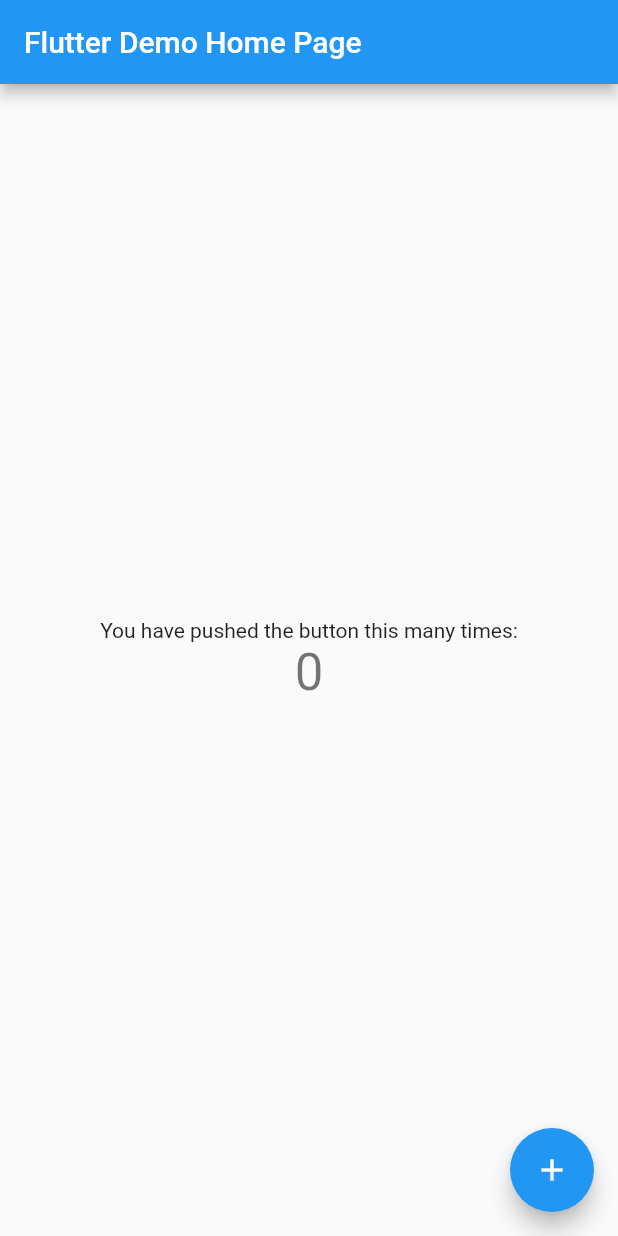
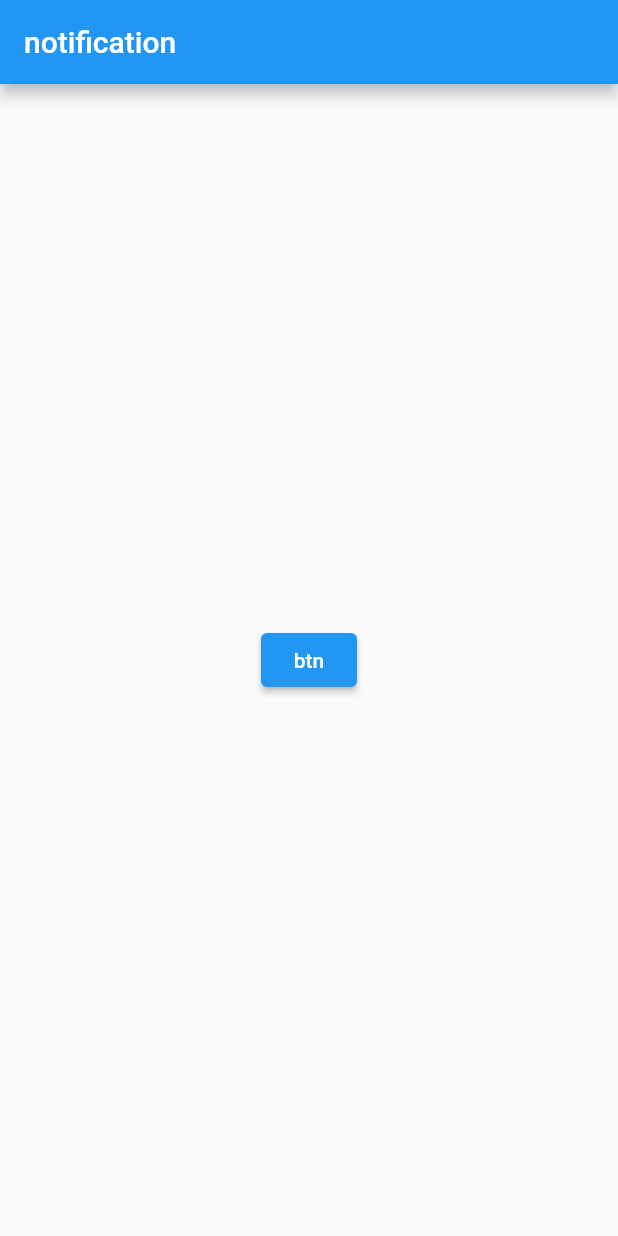
Before and after one commit to woojoung1217/flutter_local_notification, a Flutter app: the screen it shows after launch, on a phone screen of 412 x 824 dp. Run offline on Flutter 3.47's test engine with Material 2 defaults, Android fonts, the phone set to English and light mode, and no system bars; our stand-ins replace flutter_local_notifications.

Commit message:
Feture<function> on

```diff
--- a/lib/main.dart
+++ b/lib/main.dart
@@ -1,7 +1,34 @@
 import 'package:flutter/material.dart';
+import 'package:flutter_local_notifications/flutter_local_notifications.dart';
 
 void main() {
+  WidgetsFlutterBinding.ensureInitialized();
+  _initNotiSetting();
   runApp(const MyApp());
+}
+
+final flutterLocalNotificationsPlugin = FlutterLocalNotificationsPlugin();
+
+void _initNotiSetting() async {
+  const initializationSettingsAndroid =
+      AndroidInitializationSettings('@mipmap/ic_launcher');
+
+  const initializationSettingsIOS = IOSInitializationSettings(
+    requestAlertPermission: true,
+    requestBadgePermission: true,
+    requestSoundPermission: true,
+  );
+
+  const initializationSettings = InitializationSettings(
+    android: initializationSettingsAndroid,
+    iOS: initializationSettingsIOS,
+  );
+
+  final result = await flutterLocalNotificationsPlugin.initialize(
+    initializationSettings,
+  );
+
+  print(result);
 }
 
 class MyApp extends StatelessWidget {
@@ -13,103 +40,25 @@
     return MaterialApp(
       title: 'Flutter Demo',
       theme: ThemeData(
-        // This is the theme of your application.
-        //
-        // Try running your application with "flutter run". You'll see the
-        // application has a blue toolbar. Then, without quitting the app, try
-        // changing the primarySwatch below to Colors.green and then invoke
-        // "hot reload" (press "r" in the console where you ran "flutter run",
-        // or simply save your changes to "hot reload" in a Flutter IDE).
-        // Notice that the counter didn't reset back to zero; the application
-        // is not restarted.
         primarySwatch: Colors.blue,
       ),
-      home: const MyHomePage(title: 'Flutter Demo Home Page'),
+      home: const MyHomePage(),
     );
   }
 }
 
-class MyHomePage extends StatefulWidget {
-  const MyHomePage({Key? key, required this.title}) : super(key: key);
-
-  // This widget is the home page of your application. It is stateful, meaning
-  // that it has a State object (defined below) that contains fields that affect
-  // how it looks.
-
-  // This class is the configuration for the state. It holds the values (in this
-  // case the title) provided by the parent (in this case the App widget) and
-  // used by the build method of the State. Fields in a Widget subclass are
-  // always marked "final".
-
-  final String title;
-
-  @override
-  State<MyHomePage> createState() => _MyHomePageState();
-}
-
-class _MyHomePageState extends State<MyHomePage> {
-  int _counter = 0;
-
-  void _incrementCounter() {
-    setState(() {
-      // This call to setState tells the Flutter framework that something has
-      // changed in this State, which causes it to rerun the build method below
-      // so that the display can reflect the updated values. If we changed
-      // _counter without calling setState(), then the build method would not be
-      // called again, and so nothing would appear to happen.
-      _counter++;
-    });
-  }
+class MyHomePage extends StatelessWidget {
+  const MyHomePage({Key? key}) : super(key: key);
 
   @override
   Widget build(BuildContext context) {
-    // This method is rerun every time setState is called, for instance as done
-    // by the _incrementCounter method above.
-    //
-    // The Flutter framework has been optimized to make rerunning build methods
-    // fast, so that you can just rebuild anything that needs updating rather
-    // than having to individually change instances of widgets.
     return Scaffold(
-      appBar: AppBar(
-        // Here we take the value from the MyHomePage object that was created by
-        // the App.build method, and use it to set our appbar title.
-        title: Text(widget.title),
-      ),
+      appBar: AppBar(title: const Text('notification')),
       body: Center(
-        // Center is a layout widget. It takes a single child and positions it
-        // in the middle of the parent.
-        child: Column(
-          // Column is also a layout widget. It takes a list of children and
-          // arranges them vertically. By default, it sizes itself to fit its
-          // children horizontally, and tries to be as tall as its parent.
-          //
-          // Invoke "debug painting" (press "p" in the console, choose the
-          // "Toggle Debug Paint" action from the Flutter Inspector in Android
-          // Studio, or the "Toggle Debug Paint" command in Visual Studio Code)
-          // to see the wireframe for each widget.
-          //
-          // Column has various properties to control how it sizes itself and
-          // how it positions its children. Here we use mainAxisAlignment to
-          // center the children vertically; the main axis here is the vertical
-          // axis because Columns are vertical (the cross axis would be
-          // horizontal).
-          mainAxisAlignment: MainAxisAlignment.center,
-          children: <Widget>[
-            const Text(
-              'You have pushed the button this many times:',
-            ),
-            Text(
-              '$_counter',
-              style: Theme.of(context).textTheme.headline4,
-            ),
-          ],
-        ),
-      ),
-      floatingActionButton: FloatingActionButton(
-        onPressed: _incrementCounter,
-        tooltip: 'Increment',
-        child: const Icon(Icons.add),
-      ), // This trailing comma makes auto-formatting nicer for build methods.
+          child: ElevatedButton(
+        onPressed: () => () {},
+        child: const Text('btn'),
+      )),
     );
   }
 }
```
Also changed, not shown: 3 other files.
